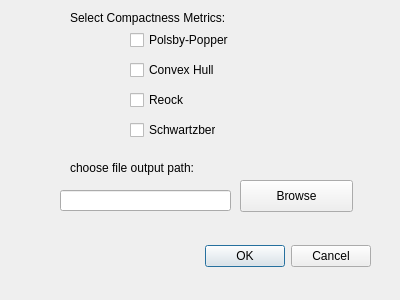
First picture: the form in compactness_calculator_dialog_base.ui, repository gerrymandr/qgis-compactness, before the edit.
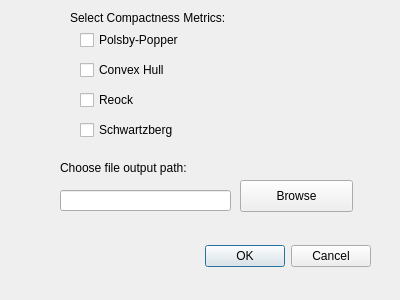
Second picture: the form after the edit.

Diff of the .ui file:
```diff
--- a/compactness_calculator_dialog_base.ui
+++ b/compactness_calculator_dialog_base.ui
@@ -18,7 +18,7 @@
     <rect>
      <x>70</x>
      <y>10</y>
-     <width>181</width>
+     <width>211</width>
      <height>16</height>
     </rect>
    </property>
@@ -68,7 +68,7 @@
   <widget class="QCheckBox" name="Polsby">
    <property name="geometry">
     <rect>
-     <x>130</x>
+     <x>80</x>
      <y>30</y>
      <width>121</width>
      <height>20</height>
@@ -81,9 +81,9 @@
   <widget class="QCheckBox" name="ConvexHull">
    <property name="geometry">
     <rect>
-     <x>130</x>
+     <x>80</x>
      <y>60</y>
-     <width>101</width>
+     <width>111</width>
      <height>20</height>
     </rect>
    </property>
@@ -94,9 +94,9 @@
   <widget class="QCheckBox" name="Reock">
    <property name="geometry">
     <rect>
-     <x>130</x>
+     <x>80</x>
      <y>90</y>
-     <width>86</width>
+     <width>71</width>
      <height>20</height>
     </rect>
    </property>
@@ -107,9 +107,9 @@
   <widget class="QCheckBox" name="Schwartzberg">
    <property name="geometry">
     <rect>
-     <x>130</x>
+     <x>80</x>
      <y>120</y>
-     <width>86</width>
+     <width>121</width>
      <height>20</height>
     </rect>
    </property>
@@ -120,14 +120,14 @@
   <widget class="QLabel" name="label_2">
    <property name="geometry">
     <rect>
-     <x>70</x>
+     <x>60</x>
      <y>160</y>
      <width>201</width>
      <height>16</height>
     </rect>
    </property>
    <property name="text">
-    <string>choose file output path:</string>
+    <string>Choose file output path:</string>
    </property>
   </widget>
  </widget>
```
Left out of the diff: 2 changed lines with no effect on the pictures.
